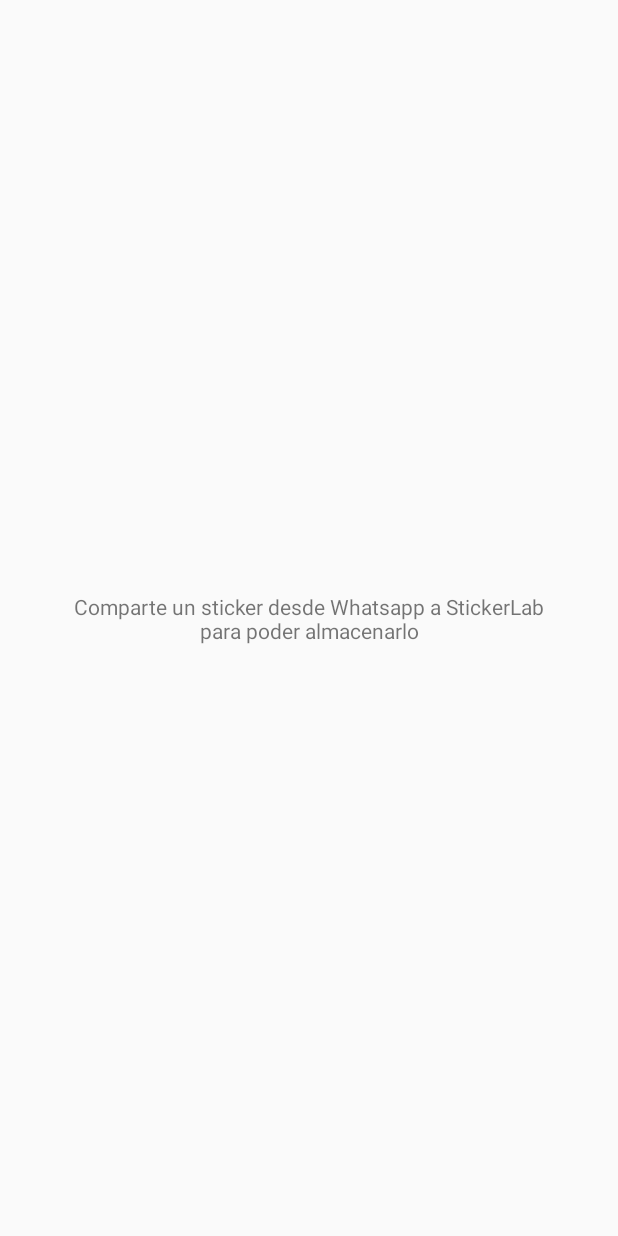
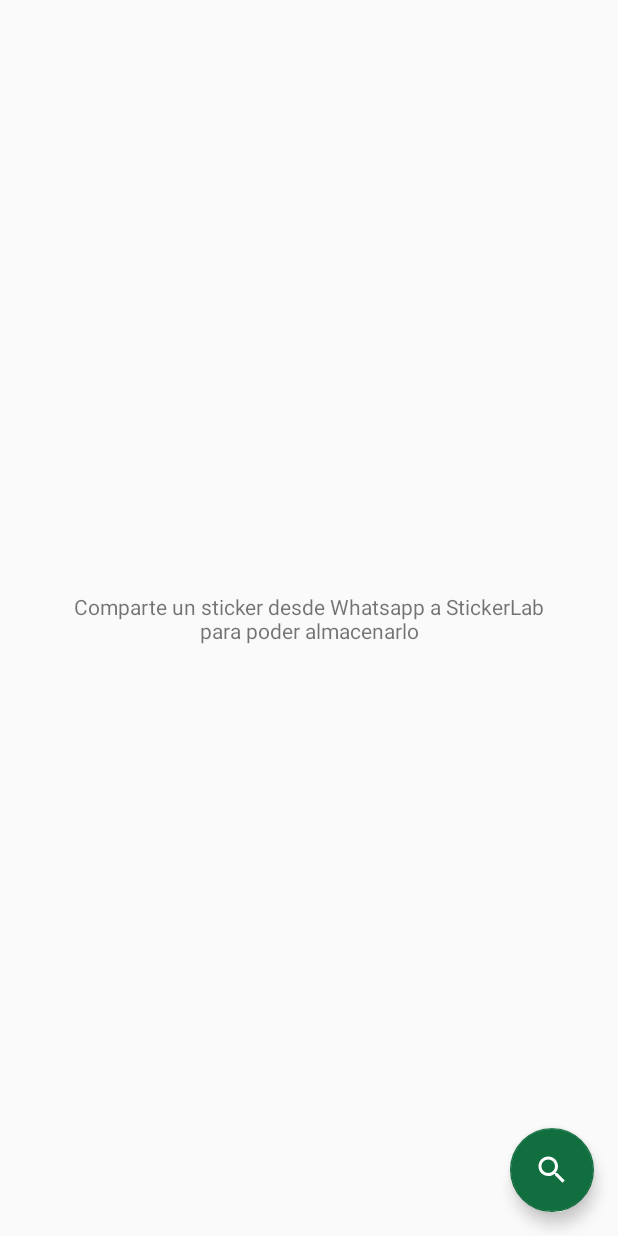
Before and after one commit to DanielFernandezPacheco/StickerLab, an Android app: the screen it shows after launch (MainActivity), on a phone screen of 412 x 824 dp. Run offline under Robolectric (Android 15) with nearby library versions, the phone set to English and light mode, and no system bars.

Commit message:
AlerDialog al recibir sticker

```diff
--- a/app/build.gradle
+++ b/app/build.gradle
@@ -29,5 +29,5 @@ dependencies {
     testImplementation 'junit:junit:4.12'
     androidTestImplementation 'androidx.test.ext:junit:1.1.2'
     androidTestImplementation 'androidx.test.espresso:espresso-core:3.3.0'
-
+    implementation 'com.google.android.material:material:1.3.0'
 }
--- a/app/src/main/java/es/fdi/stickerlab/MainActivity.java
+++ b/app/src/main/java/es/fdi/stickerlab/MainActivity.java
@@ -1,30 +1,25 @@
 package es.fdi.stickerlab;
 
-import androidx.annotation.RequiresApi;
-import androidx.appcompat.app.AlertDialog;
 import androidx.appcompat.app.AppCompatActivity;
 
 import android.content.Context;
-import android.content.DialogInterface;
 import android.content.Intent;
 import android.graphics.Bitmap;
 import android.net.Uri;
-import android.os.Build;
 import android.os.Bundle;
-import android.os.ParcelFileDescriptor;
 import android.provider.MediaStore;
 import android.util.Log;
 import android.view.View;
 import android.widget.ImageView;
 import android.widget.TextView;
 
+import com.google.android.material.floatingactionbutton.FloatingActionButton;
+import com.google.android.material.snackbar.Snackbar;
+
 import java.io.FileNotFoundException;
-import java.io.FileOutputStream;
 import java.io.IOException;
 
 public class MainActivity extends AppCompatActivity {
-    private Intent requestFileIntent;
-    private ParcelFileDescriptor inputPFD;
     private ImageView img;
     private TextView info;
 
@@ -36,12 +31,27 @@ public class MainActivity extends AppCompatActivity {
         Intent intent = getIntent();
         String action = intent.getAction();
         String type = intent.getType();
-        img = (ImageView) findViewById(R.id.image);
-        info = (TextView) findViewById(R.id.info);
+        img = findViewById(R.id.image);
+        info = findViewById(R.id.info);
+
+        final FloatingActionButton fab = findViewById(R.id.fab);
+        fab.setOnClickListener(new View.OnClickListener() {
+            @Override
+            public void onClick(View view) {
+                Snackbar.make(view, "Implementar cuadro de búsqueda de stickers", Snackbar.LENGTH_LONG)
+                        .setAction("Action", null).show();
+                fab.setVisibility(0);
+            }
+        });
+
 
         if (Intent.ACTION_SEND.equals(action) && type != null) {
             if (type.startsWith("image/webp")) {// con image/webp solo recibe stickers
-                handleSendImage(intent); // Handle single image being sent
+                try {
+                    handleSendImage(intent); // Handle single image being sent
+                } catch (IOException e) {
+                    e.printStackTrace();
+                }
             }
         } else {
             Log.d("RECIBIDO", "otro");
@@ -51,8 +61,8 @@ public class MainActivity extends AppCompatActivity {
         Log.d("depurar", context.getFilesDir().toString());
     }
 
-    void handleSendImage(Intent intent) {
-        Uri imageUri = (Uri) intent.getParcelableExtra(Intent.EXTRA_STREAM);
+    void handleSendImage(Intent intent) throws IOException {
+        Uri imageUri = intent.getParcelableExtra(Intent.EXTRA_STREAM);
         if (imageUri != null) {
             //img.setImageResource(R.drawable.intent.);
             Log.d("RECIBIDO", "imagen");
@@ -64,9 +74,7 @@ public class MainActivity extends AppCompatActivity {
                 img.setImageBitmap(bitmap);
                 info.setVisibility(View.GONE);*/
                 new ReceivedStickerDialog(this, bitmap);
-                } catch (FileNotFoundException e) {
-                e.printStackTrace();
-            } catch (IOException e) {
+            } catch (FileNotFoundException e) {
                 e.printStackTrace();
             }
         }
--- /dev/null
+++ b/app/src/main/res/drawable/ic_baseline_search_24.xml
@@ -0,0 +1,5 @@
+<vector android:height="24dp" android:tint="#FFFFFF"
+    android:viewportHeight="24" android:viewportWidth="24"
+    android:width="24dp" xmlns:android="http://schemas.android.com/apk/res/android">
+    <path android:fillColor="@android:color/white" android:pathData="M15.5,14h-0.79l-0.28,-0.27C15.41,12.59 16,11.11 16,9.5 16,5.91 13.09,3 9.5,3S3,5.91 3,9.5 5.91,16 9.5,16c1.61,0 3.09,-0.59 4.23,-1.57l0.27,0.28v0.79l5,4.99L20.49,19l-4.99,-5zM9.5,14C7.01,14 5,11.99 5,9.5S7.01,5 9.5,5 14,7.01 14,9.5 11.99,14 9.5,14z"/>
+</vector>
--- a/app/src/main/res/layout/activity_main.xml
+++ b/app/src/main/res/layout/activity_main.xml
@@ -30,5 +30,14 @@
         app:layout_constraintStart_toStartOf="parent"
         app:layout_constraintTop_toTopOf="parent" />
 
+    <com.google.android.material.floatingactionbutton.FloatingActionButton
+        android:id="@+id/fab"
+        android:layout_width="wrap_content"
+        android:layout_height="wrap_content"
+        android:layout_gravity="bottom|end"
+        android:layout_margin="16dp"
+        app:layout_constraintBottom_toBottomOf="parent"
+        app:layout_constraintEnd_toEndOf="parent"
+        app:srcCompat="@drawable/ic_baseline_search_24" />
 
 </androidx.constraintlayout.widget.ConstraintLayout>
--- a/app/src/main/res/values/colors.xml
+++ b/app/src/main/res/values/colors.xml
@@ -2,5 +2,5 @@
 <resources>
     <color name="colorPrimary">#1cc06d</color>
     <color name="colorPrimaryDark">#116e3f</color>
-    <color name="colorAccent">#00ff7e</color>
+    <color name="colorAccent">#116e3f</color>
 </resources>
--- a/app/src/main/res/values/strings.xml
+++ b/app/src/main/res/values/strings.xml
@@ -3,4 +3,6 @@
     <string name="ImagenRecibida">ImagenRecibida</string>
     <string name="imgInfo">Comparte un sticker desde Whatsapp a StickerLab para poder almacenarlo</string>
     <string name="save">Guardar</string>
+    <string name="tag">Etiqueta</string>
+    <string name="category">Categoría</string>
 </resources>
```
Also changed, not shown: app/src/main/java/es/fdi/stickerlab/ReceivedStickerDialog.java (+10 -23 lines), app/src/main/res/layout/received_dialog.xml (added, +46 -0 lines).
